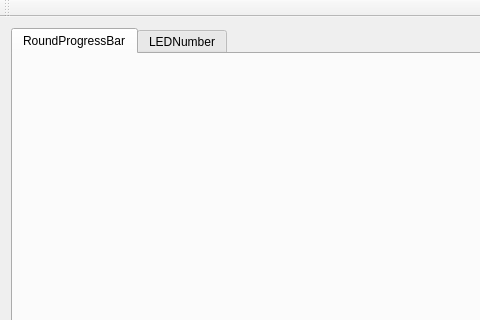
The window that mainwindow.ui (superlomo/CustomControls-Qt) describes before a commit, drawn with Qt 5; both pictures show x 0 to 480 and y 0 to 320 of the 835 by 489 pixel window.
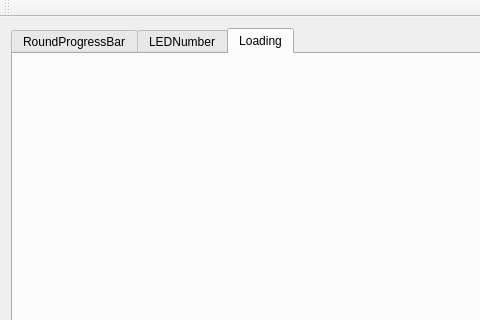
The same window after the commit.

Patch:
```diff
--- a/mainwindow.ui
+++ b/mainwindow.ui
@@ -18,7 +18,7 @@
     <item>
      <widget class="QTabWidget" name="tabWidget">
       <property name="currentIndex">
-       <number>0</number>
+       <number>2</number>
       </property>
       <widget class="QWidget" name="tab">
        <attribute name="title">
@@ -36,6 +36,12 @@
        </attribute>
        <layout class="QGridLayout" name="gridLayout_3"/>
       </widget>
+      <widget class="QWidget" name="tab_3">
+       <attribute name="title">
+        <string>Loading</string>
+       </attribute>
+       <layout class="QGridLayout" name="gridLayout_2"/>
+      </widget>
      </widget>
     </item>
    </layout>
```
